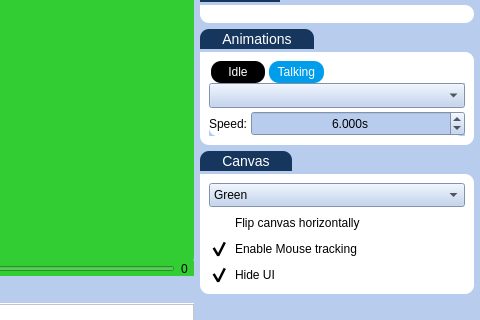
First picture: the form in UI/main.ui, repository Gemmstone/PyNGtuber, before the edit; both pictures show x 842 to 1322 and y 100 to 420 of the 1322 by 751 pixel window.
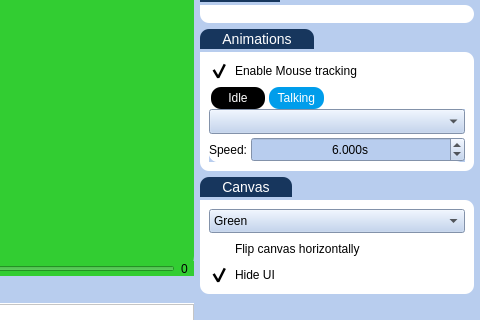
Second picture: the form after the edit. Icons and pictures are not drawn.

Commit message: added some settings to the mouse tracker, so it can be used for a 3D effect or disabled altogether

What changed in the file:
```diff
--- a/UI/main.ui
+++ b/UI/main.ui
@@ -1848,6 +1848,37 @@
                                 <enum>QFrame::Raised</enum>
                                </property>
                                <layout class="QVBoxLayout" name="verticalLayout_56">
+                                <item>
+                                 <widget class="QCheckBox" name="mouseTrackingToggle">
+                                  <property name="sizePolicy">
+                                   <sizepolicy hsizetype="Fixed" vsizetype="Fixed">
+                                    <horstretch>0</horstretch>
+                                    <verstretch>0</verstretch>
+                                   </sizepolicy>
+                                  </property>
+                                  <property name="cursor">
+                                   <cursorShape>PointingHandCursor</cursorShape>
+                                  </property>
+                                  <property name="toolTip">
+                                   <string>Disable mouse tracking to save processing power</string>
+                                  </property>
+                                  <property name="layoutDirection">
+                                   <enum>Qt::LeftToRight</enum>
+                                  </property>
+                                  <property name="styleSheet">
+                                   <string notr="true"/>
+                                  </property>
+                                  <property name="text">
+                                   <string>Enable Mouse tracking</string>
+                                  </property>
+                                  <property name="checked">
+                                   <bool>true</bool>
+                                  </property>
+                                  <property name="tristate">
+                                   <bool>false</bool>
+                                  </property>
+                                 </widget>
+                                </item>
                                 <item>
                                  <widget class="QTabWidget" name="tabWidget_3">
                                   <property name="sizePolicy">
@@ -2296,37 +2327,6 @@
                                   </property>
                                  </widget>
                                 </item>
-                                <item>
-                                 <widget class="QCheckBox" name="mouseTrackingToggle">
-                                  <property name="sizePolicy">
-                                   <sizepolicy hsizetype="Fixed" vsizetype="Fixed">
-                                    <horstretch>0</horstretch>
-                                    <verstretch>0</verstretch>
-                                   </sizepolicy>
-                                  </property>
-                                  <property name="cursor">
-                                   <cursorShape>PointingHandCursor</cursorShape>
-                                  </property>
-                                  <property name="toolTip">
-                                   <string>Disable mouse tracking to save processing power</string>
-                                  </property>
-                                  <property name="layoutDirection">
-                                   <enum>Qt::LeftToRight</enum>
-                                  </property>
-                                  <property name="styleSheet">
-                                   <string notr="true"/>
-                                  </property>
-                                  <property name="text">
-                                   <string>Enable Mouse tracking</string>
-                                  </property>
-                                  <property name="checked">
-                                   <bool>true</bool>
-                                  </property>
-                                  <property name="tristate">
-                                   <bool>false</bool>
-                                  </property>
-                                 </widget>
-                                </item>
                                 <item>
                                  <widget class="QCheckBox" name="HideUI">
                                   <property name="sizePolicy">
```
